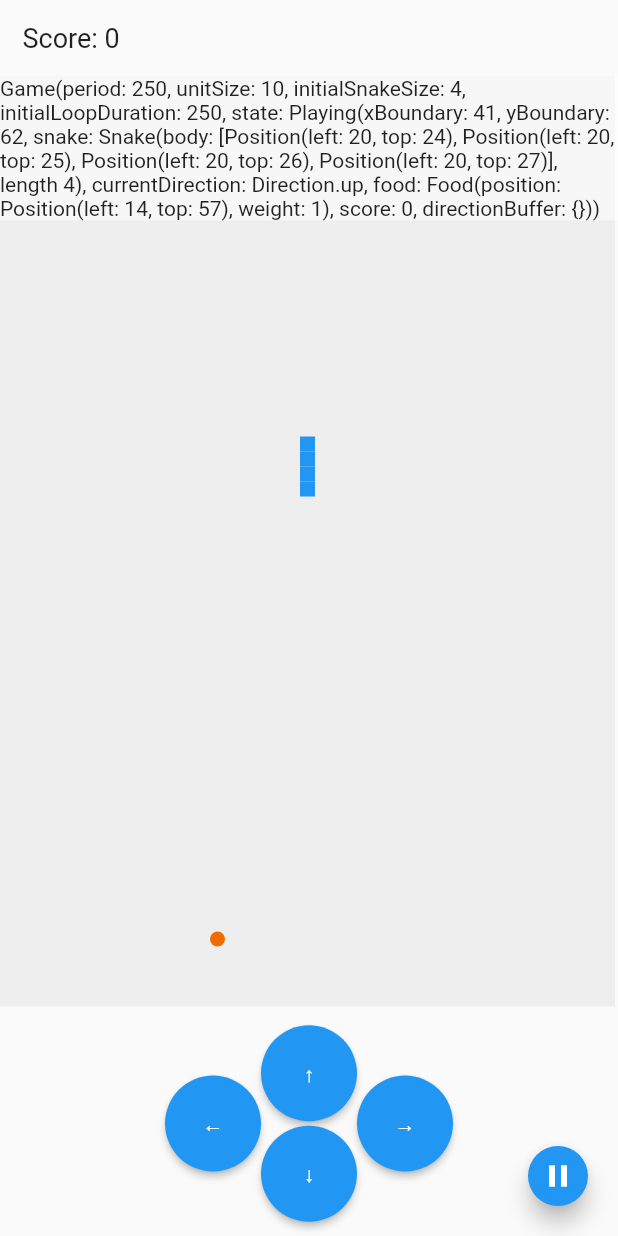
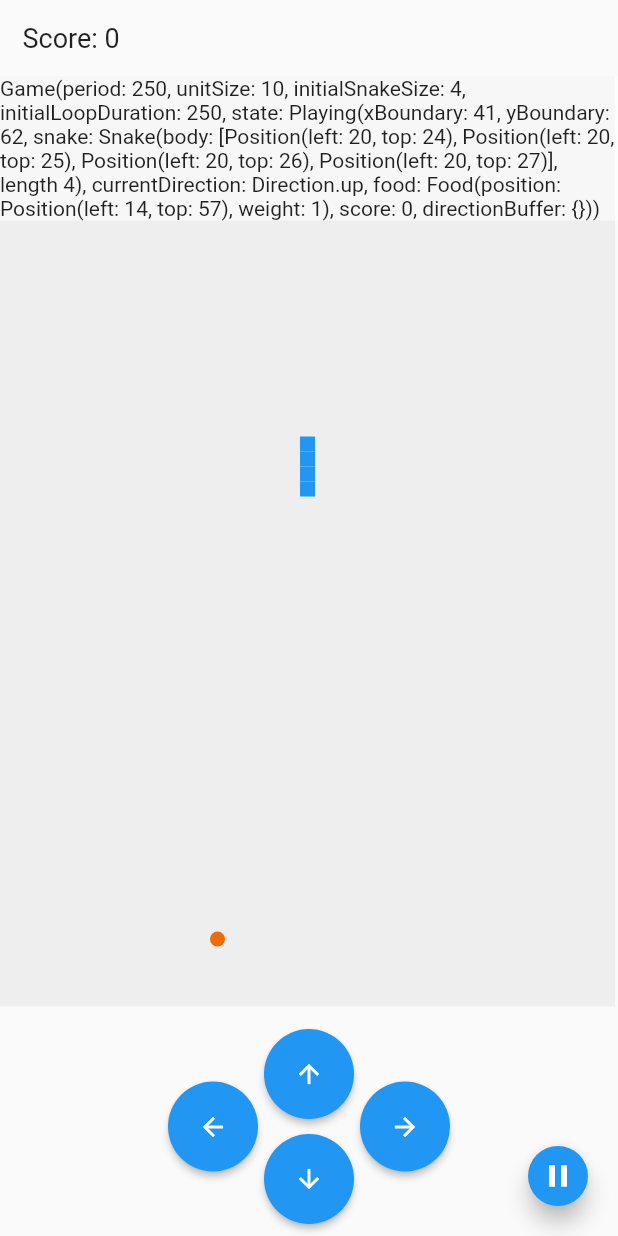
Before and after one commit to deta-aditya/tiny_snake, a Flutter app: the GameView screen opened directly, on a phone screen of 412 x 824 dp. Run offline on Flutter 3.47's test engine with Material 2 defaults, Android fonts, the phone set to English and light mode, and no system bars.

Commit message:
imp(directionbutton): change to icon (#6)

```diff
--- a/lib/widgets/game_view.dart
+++ b/lib/widgets/game_view.dart
@@ -317,23 +317,24 @@ class ControlBar extends StatelessWidget {
         children: [
           DirectionButton(
             direction: Direction.left,
-            text: '←',
+            icon: Icons.arrow_back,
           ),
           Column(
             children: [
               DirectionButton(
                 direction: Direction.up,
-                text: '↑',
+                icon: Icons.arrow_upward,
               ),
+              const SizedBox(height: 10),
               DirectionButton(
                 direction: Direction.down,
-                text: '↓',
+                icon: Icons.arrow_downward,
               ),
             ],
           ),
           DirectionButton(
             direction: Direction.right,
-            text: '→',
+            icon: Icons.arrow_forward,
           ),
         ],
       ),
@@ -345,11 +346,11 @@ class DirectionButton extends StatelessWidget {
   const DirectionButton({
     Key? key,
     required this.direction,
-    required this.text,
+    required this.icon,
   }) : super(key: key);
 
   final Direction direction;
-  final String text;
+  final IconData icon;
 
   @override
   Widget build(BuildContext context) {
@@ -358,10 +359,10 @@ class DirectionButton extends StatelessWidget {
         return ElevatedButton(
           onPressed:
               game.state is Playing ? () => game.next(Turn(direction)) : null,
-          child: Text(text),
+          child: Icon(icon, size: 20),
           style: ElevatedButton.styleFrom(
             shape: const CircleBorder(),
-            padding: const EdgeInsets.all(24),
+            padding: const EdgeInsets.all(20),
           ),
         );
       },
```
